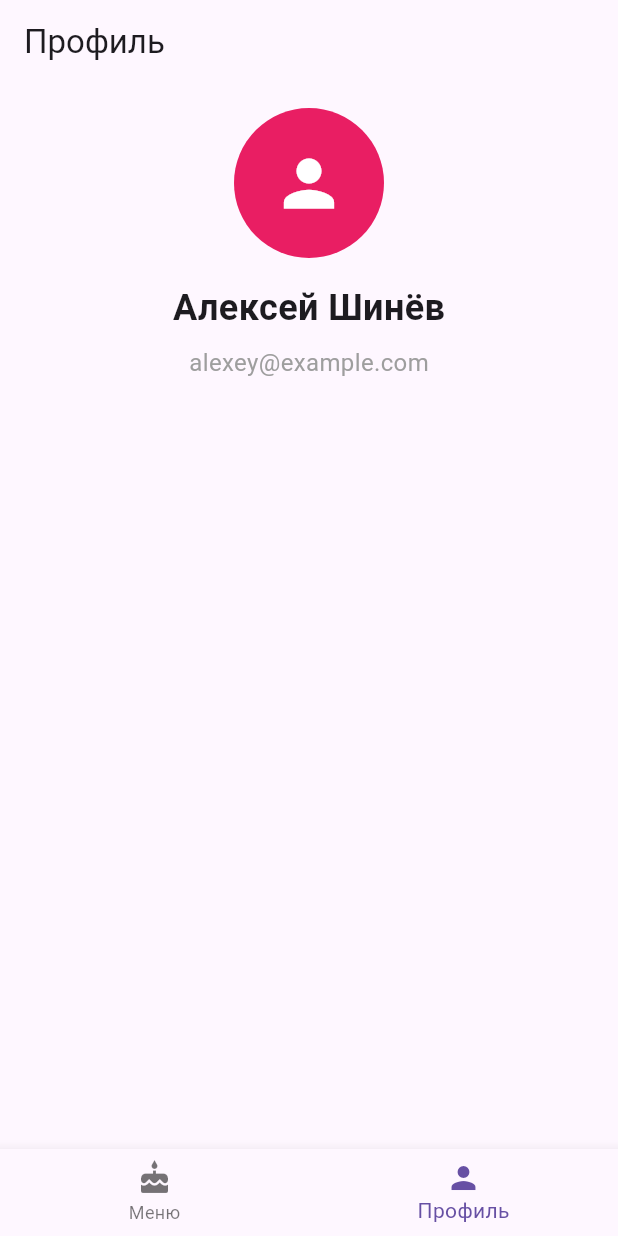
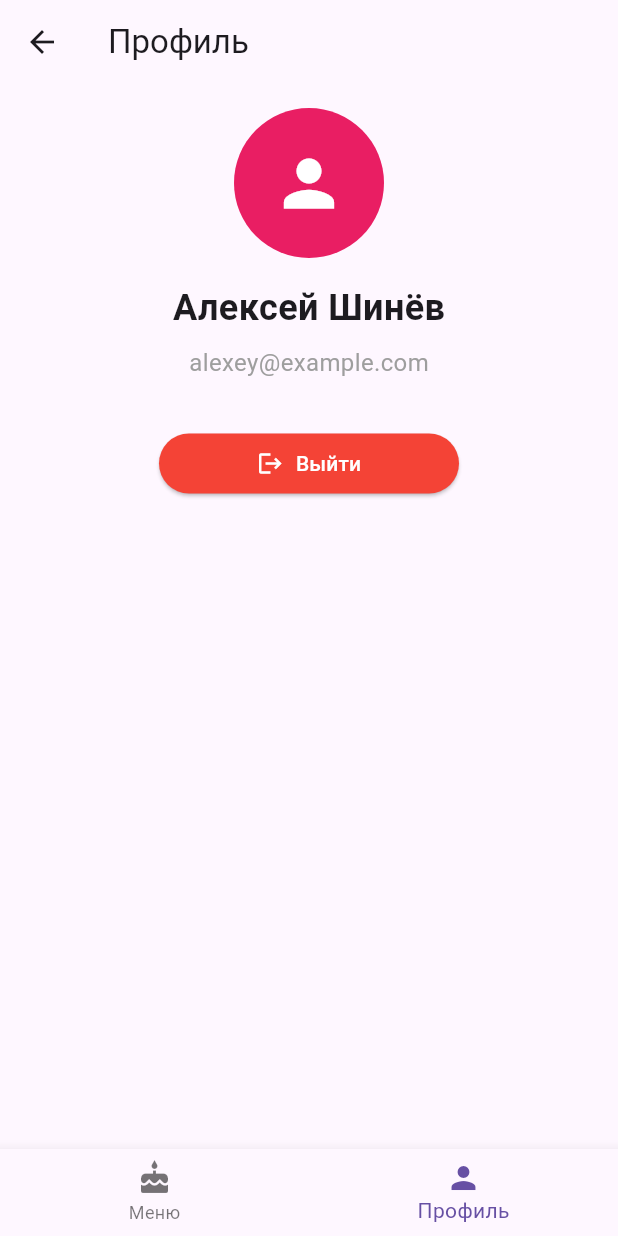
Before and after one commit to BeekeeperASh/flutter_pract, a Flutter app: the ProfileScreen screen opened by its route, on a phone screen of 412 x 824 dp. Run offline on Flutter 3.47's test engine with Material 3 defaults, Android fonts, the phone set to English and light mode, and no system bars; our stand-ins replace cached_network_image, go_router; network calls fail.

Commit message:
Реализация вертикальной навигации между меню и профилем

```diff
--- a/lib/features/menu/screens/menu_screen.dart
+++ b/lib/features/menu/screens/menu_screen.dart
@@ -1,4 +1,5 @@
 import 'package:flutter/material.dart';
+import 'package:flutter_pract/features/profile/screens/profile_screen.dart';
 import 'package:go_router/go_router.dart';
 import 'package:provider/provider.dart';
 import '../../app_state.dart';
@@ -42,12 +43,24 @@ class MenuScreen extends StatelessWidget {
                 icon: const Icon(Icons.history),
                 onPressed: () => context.push('/menu/orders'),
               ),
+              //onPressed: () => context.push('/menu/profile'),
+
+              IconButton(
+                icon: const Icon(Icons.person),
+                onPressed: () {
+                  Navigator.push(
+                    context,
+                    MaterialPageRoute(builder: (context) => ProfileScreen()),
+                  );
+                },
+              ),
             ],
           ),
           body: appState.menuItems.isEmpty
               ? const EmptyState(
                   message: 'Меню временно недоступно',
-            icon: Icons.cake, imageUrl: '',
+                  icon: Icons.cake,
+                  imageUrl: '',
                 )
               : ListView.builder(
                   itemCount: appState.menuItems.length,
--- a/lib/features/profile/screens/profile_screen.dart
+++ b/lib/features/profile/screens/profile_screen.dart
@@ -1,4 +1,6 @@
 import 'package:flutter/material.dart';
+import 'package:flutter_pract/features/auth/screens/auth_screen.dart';
+import 'package:go_router/go_router.dart';
 
 
 class ProfileScreen extends StatelessWidget {
@@ -9,16 +11,20 @@ class ProfileScreen extends StatelessWidget {
     return Scaffold(
       appBar: AppBar(
         title: const Text('Профиль'),
+        leading: IconButton(
+          icon: const Icon(Icons.arrow_back),
+          onPressed: () => context.pop(),
+        ),
       ),
-      body: const Padding(
-        padding: EdgeInsets.all(16.0),
+      body: Padding(
+        padding: const EdgeInsets.all(16.0),
         child: Column(
           crossAxisAlignment: CrossAxisAlignment.start,
           children: [
             Center(
               child: Column(
                 children: [
-                  CircleAvatar(
+                  const CircleAvatar(
                     radius: 50,
                     backgroundColor: Colors.pink,
                     child: Icon(
@@ -27,15 +33,15 @@ class ProfileScreen extends StatelessWidget {
                       color: Colors.white,
                     ),
                   ),
-                  SizedBox(height: 16),
-                  Text(
+                  const SizedBox(height: 16),
+                  const Text(
                     'Алексей Шинёв',
                     style: TextStyle(
                       fontSize: 24,
                       fontWeight: FontWeight.bold,
                     ),
                   ),
-                  SizedBox(height: 8),
+                  const SizedBox(height: 8),
                   Text(
                     'alexey@example.com',
                     style: TextStyle(
@@ -47,8 +53,35 @@ class ProfileScreen extends StatelessWidget {
               ),
             ),
 
-            SizedBox(height: 32),
+            const SizedBox(height: 32),
 
+            Center(
+              child: SizedBox(
+                width: 200,
+                child: ElevatedButton(
+                  onPressed: () {
+                    context.pushReplacement('/auth');
+                    Navigator.of(context).pushReplacement(
+                        PageRouteBuilder(
+                          pageBuilder: (context, animation, secondaryAnimation) => AuthScreen(),
+                        )
+                    );
+                  },
+                  style: ElevatedButton.styleFrom(
+                    backgroundColor: Colors.red,
+                    foregroundColor: Colors.white,
+                  ),
+                  child: const Row(
+                    mainAxisAlignment: MainAxisAlignment.center,
+                    children: [
+                      Icon(Icons.logout),
+                      SizedBox(width: 8),
+                      Text('Выйти'),
+                    ],
+                  ),
+                ),
+              ),
+            ),
           ],
         ),
       ),
```
Lines whose indentation alone changed are shown as unchanged.
